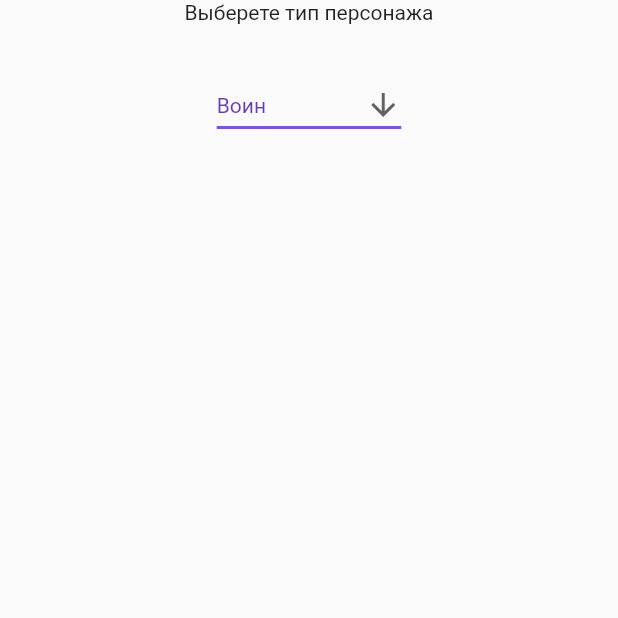
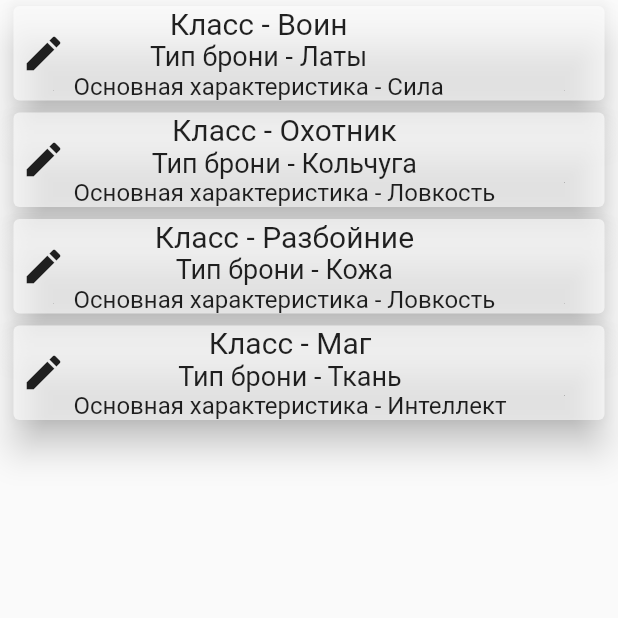
Before and after one commit to kirillnepomiluev/FlutterLessonsStemford, a Flutter app: the screen it shows after launch, on a phone screen of 412 x 824 dp, the top half of it. Run offline on Flutter 3.47's test engine with Material 2 defaults, Android fonts, the phone set to English and light mode, and no system bars.

Commit message:
Урок 32

```diff
--- a/lib/classList.dart
+++ b/lib/classList.dart
@@ -1,7 +1,23 @@
 
-List<String> classList = [
-  "Воин",
-  "Маг",
-  "Лучник",
-  "Чернокнижник",
+List<Map<String, String>> charecter = [
+  {
+    "Класс" : "Воин",
+    "Тип доспехов" : "Латы",
+    "Основная харрактеристика" : "Сила",
+  },
+  {
+    "Класс" : "Охотник",
+    "Тип доспехов" : "Кольчуга",
+    "Основная харрактеристика" : "Ловкость",
+  },
+  {
+    "Класс" : "Разбойние",
+    "Тип доспехов" : "Кожа",
+    "Основная харрактеристика" : "Ловкость",
+  },
+  {
+    "Класс" : "Маг",
+    "Тип доспехов" : "Ткань",
+    "Основная харрактеристика" : "Интеллект",
+  },
 ];
--- a/lib/main.dart
+++ b/lib/main.dart
@@ -19,64 +19,40 @@ class Lessons extends StatefulWidget {
 }
 
 class _LessonsState extends State<Lessons> {
-  String dropdownValue = 'Воин';
-
-  List<DropdownMenuItem<String>> dropDownItemsList = <DropdownMenuItem<String>> [
-    DropdownMenuItem<String>(
-      value: 'Воин',
-      child: Text('Воин'),
-    ),
-    DropdownMenuItem<String>(
-      value: 'Маг',
-      child: Text('Маг'),
-    ),
-    DropdownMenuItem<String>(
-      value: 'Лучник',
-      child: Text('Лучник'),
-    ),
-    DropdownMenuItem<String>(
-      value: 'Чернокнижник',
-      child: Text('Чернокнижник'),
-    )
-  ];
 
   @override
   Widget build(BuildContext context) {
 
     return Scaffold(
-      body: Center(
-        child: Column(
+      body: ListView(
+        children: charecter.map((item){
+          return Padding(
+            padding: EdgeInsets.symmetric(horizontal: 5),
+            child: Card(
+              elevation: 10,
+              color: Colors.white60,
+              child: Center(
+                child: Row(
                   children: [
-            Text("Выберете тип персонажа"),
                     Padding(
-              padding: const EdgeInsets.all(30.0),
-              child: DropdownButton<String>(
-                  value: dropdownValue,
-                  icon: const Icon(Icons.arrow_downward),
-                  iconSize: 24,
-                  elevation: 16,
-                  style: const TextStyle(color: Colors.deepPurple),
-                  underline: Container(
-                    height: 2,
-                    color: Colors.deepPurpleAccent,
+                      padding: EdgeInsets.symmetric(horizontal: 5),
+                      child: Icon(Icons.edit, size: 30,),
                     ),
-                  onChanged: (String? newValue) {
-                    setState(() {
-                      dropdownValue = newValue!;
-                    });
-                  },
-                  items: dropDownItemsList),
-            //       items: classList.map((String item){
-            //         return DropdownMenuItem(
-            //             value: item,
-            //             child: Text(item),
-            //         );
-            //      }).toList(),
-            //   ),
+                    Column(
+                      mainAxisAlignment: MainAxisAlignment.spaceAround,
+                      children: [
+                        Text("Класс - ${item["Класс"]}", style: TextStyle(fontSize: 20, ),),
+                        Text("Тип брони - ${item["Тип доспехов"]}", style: TextStyle(fontSize: 18, ),),
+                        Text("Основная характеристика - ${item["Основная харрактеристика"]}", style: TextStyle(fontSize: 16, ),),
+                      ],
                     ),
                   ],
                 ),
               ),
+            ),
+          );
+        }).toList(),
+      )
     );
   }
 }
```
Lines whose indentation alone changed are shown as unchanged.
